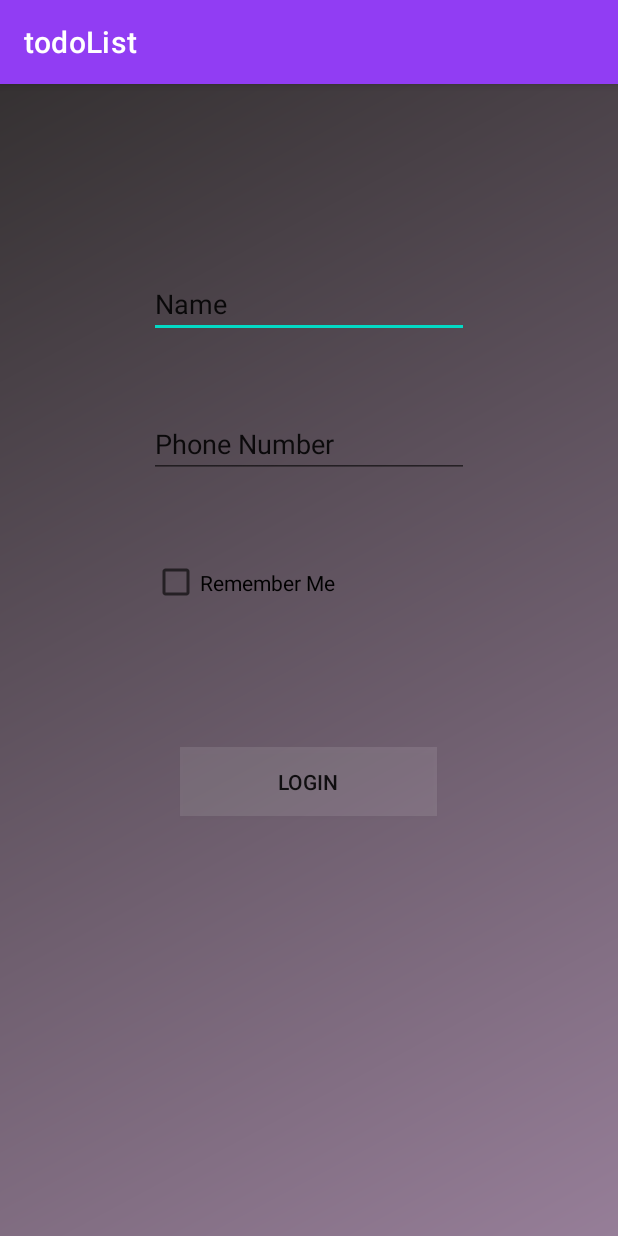
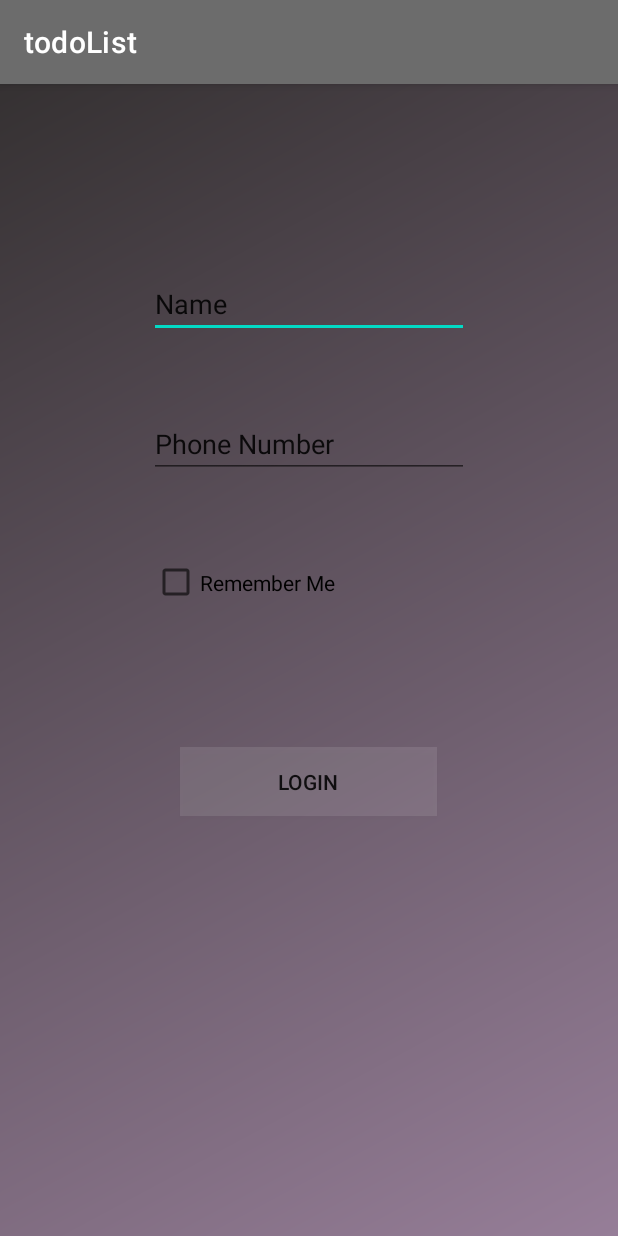
Before and after one commit to setayeshce/Todo-List, an Android app: the screen it shows after launch (MainActivity), on a phone screen of 412 x 824 dp. Run offline under Robolectric (Android 15) with nearby library versions, the phone set to English and light mode, and no system bars.

```diff
--- a/app/build.gradle
+++ b/app/build.gradle
@@ -33,6 +33,8 @@ dependencies {
     implementation 'androidx.appcompat:appcompat:1.2.0'
     implementation 'com.google.android.material:material:1.2.1'
     implementation 'androidx.constraintlayout:constraintlayout:2.0.4'
+    implementation 'androidx.navigation:navigation-fragment:2.2.2'
+    implementation 'androidx.navigation:navigation-ui:2.2.2'
     testImplementation 'junit:junit:4.+'
     androidTestImplementation 'androidx.test.ext:junit:1.1.2'
     androidTestImplementation 'androidx.test.espresso:espresso-core:3.3.0'
--- a/app/src/main/AndroidManifest.xml
+++ b/app/src/main/AndroidManifest.xml
@@ -9,6 +9,10 @@
         android:roundIcon="@mipmap/ic_launcher_round"
         android:supportsRtl="true"
         android:theme="@style/Theme.TodoList">
+        <activity
+            android:name=".BoardActivity"
+            android:label="@string/title_activity_board"
+            android:theme="@style/Theme.TodoList.NoActionBar"></activity>
         <activity android:name=".MainActivity">
             <intent-filter>
                 <action android:name="android.intent.action.MAIN" />
--- a/app/src/main/java/com/example/todolist/MainActivity.java
+++ b/app/src/main/java/com/example/todolist/MainActivity.java
@@ -5,6 +5,7 @@ import androidx.appcompat.widget.AppCompatButton;
 import androidx.appcompat.widget.AppCompatCheckBox;
 import androidx.appcompat.widget.AppCompatEditText;
 
+import android.content.Intent;
 import android.os.Bundle;
 import android.widget.CompoundButton;
 import android.widget.Toast;
@@ -46,7 +47,8 @@ public class MainActivity extends AppCompatActivity {
             if (ch_rememberMe.isChecked()) {
                 sharedPref.savedUsernameAndPhone(username, phonenumber);
             }
-
+            Intent i = new Intent(MainActivity.this, BoardActivity.class);
+            startActivity(i);
 
         });
 
--- a/app/src/main/res/values/colors.xml
+++ b/app/src/main/res/values/colors.xml
@@ -1,16 +1,16 @@
 <?xml version="1.0" encoding="utf-8"?>
 <resources>
     <color name="purple_200">#FFBB86FC</color>
-    <color name="purple_500">#913DF3</color>
+    <color name="purple_500">#6C6C6C</color>
     <color name="purple_700">#79767E</color>
     <color name="teal_200">#FF03DAC5</color>
-    <color name="teal_700">#FF018786</color>
+    <color name="teal_700">#D897A1A1</color>
     <color name="black">#FF000000</color>
     <color name="white">#FFFFFFFF</color>
     <color name="pink">#F4A9C3</color>
     <color name="pink_main">#D2B4DE </color>
 
-    <color name="dark_blue">#665CD6</color>
+    <color name="dark_blue">#6E6D71</color>
     <color name="purple">#F381A8</color>
 
     <color name="login_form_details">#ccffffff</color>
--- a/app/src/main/res/values/themes.xml
+++ b/app/src/main/res/values/themes.xml
@@ -13,4 +13,13 @@
         <item name="android:statusBarColor" tools:targetApi="l">?attr/colorPrimaryVariant</item>
         <!-- Customize your theme here. -->
     </style>
+
+    <style name="Theme.TodoList.NoActionBar">
+        <item name="windowActionBar">false</item>
+        <item name="windowNoTitle">true</item>
+    </style>
+
+    <style name="Theme.TodoList.AppBarOverlay" parent="ThemeOverlay.AppCompat.Dark.ActionBar" />
+
+    <style name="Theme.TodoList.PopupOverlay" parent="ThemeOverlay.AppCompat.Light" />
 </resources>
```
Also changed, not shown: app/src/main/res/values/strings.xml (+9 -0 lines).
